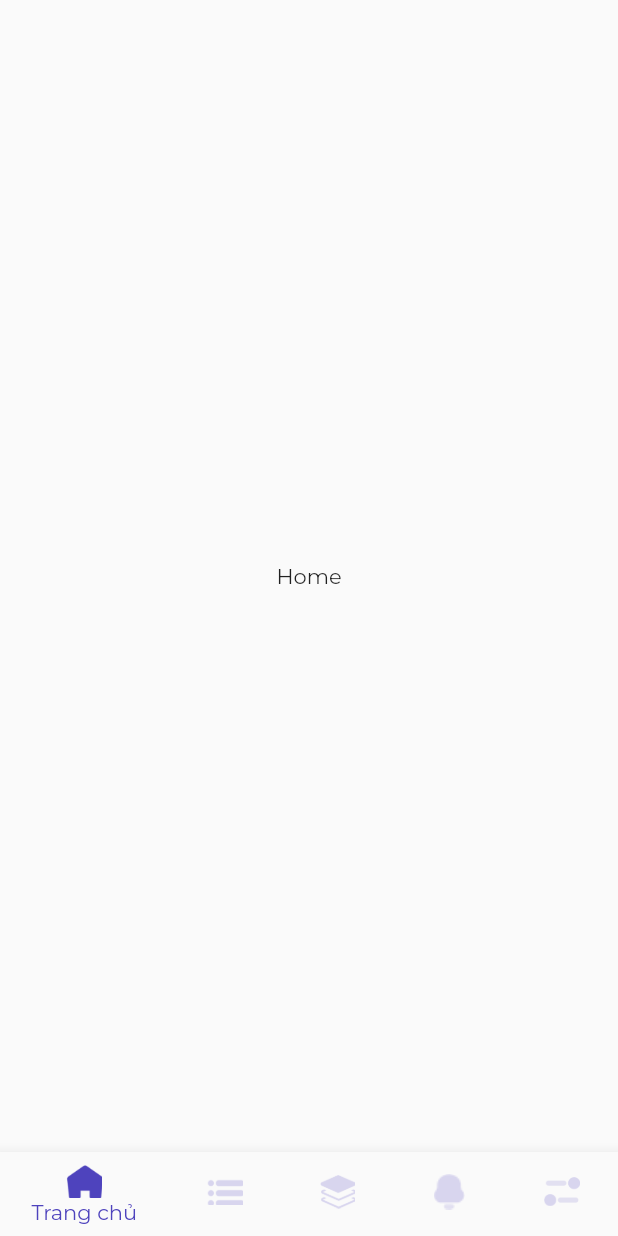
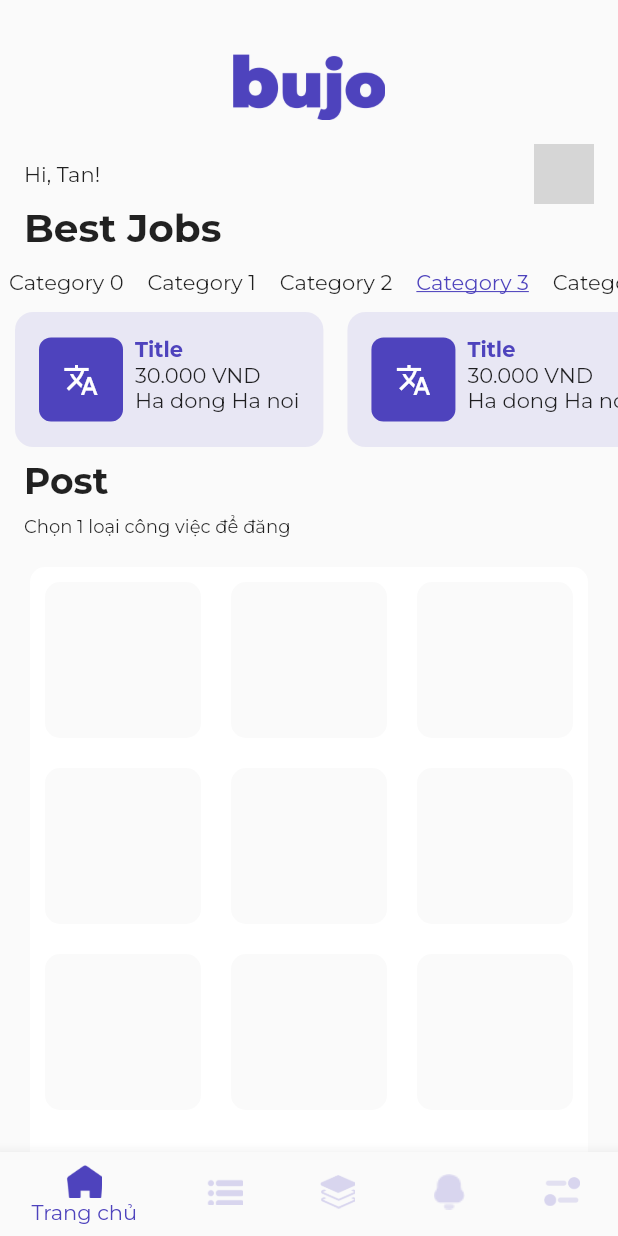
Before and after one commit to 0359562311/final-thesis, a Flutter app: the screen it shows after launch, on a phone screen of 412 x 824 dp. Run offline on Flutter 3.47's test engine with Material 2 defaults, Android fonts, the phone set to English and light mode, and no system bars; our stand-ins replace cached_network_image, connectivity_plus, device_info_plus, dio, firebase_core, flutter_bloc and 6 more; missing offline and left inert: onesignal_flutter; accounts and stored records are empty; network calls fail; grey boxes are pictures that could not be loaded.

Commit message:
home page ui

```diff
--- a/lib/app/view/authentication/login/login.dart
+++ b/lib/app/view/authentication/login/login.dart
@@ -6,6 +6,7 @@ import 'package:fakeslink/core/custom_widgets/custom_button.dart';
 import 'package:fakeslink/core/custom_widgets/text_input.dart';
 import 'package:flutter/material.dart';
 import 'package:flutter_bloc/flutter_bloc.dart';
+import 'package:google_fonts/google_fonts.dart';
 
 class LoginPage extends StatefulWidget {
   const LoginPage({Key? key}) : super(key: key);
@@ -91,9 +92,9 @@ class _LoginPageState extends State<LoginPage> {
                   ),
                   Row(
                     children: [
-                      const Text(
+                      Text(
                         "Quên mật khẩu?",
-                        style: TextStyle(
+                        style: GoogleFonts.montserrat(
                             color: AppColor.secondaryColor,
                             fontSize: 14,
                             fontWeight: FontWeight.w400),
@@ -125,7 +126,7 @@ class _LoginPageState extends State<LoginPage> {
                       text: TextSpan(children: [
                     TextSpan(
                         text: "Bạn chưa có tài khoản? ",
-                        style: TextStyle(
+                        style: GoogleFonts.montserrat(
                             fontSize: 14,
                             fontWeight: FontWeight.w400,
                             color: Colors.black)),
@@ -136,7 +137,7 @@ class _LoginPageState extends State<LoginPage> {
                         },
                         child: Text(
                           "Đăng ký",
-                          style: TextStyle(
+                          style: GoogleFonts.montserrat(
                               color: AppColor.secondaryColor,
                               fontSize: 14,
                               fontWeight: FontWeight.w500),
@@ -147,9 +148,10 @@ class _LoginPageState extends State<LoginPage> {
                   const SizedBox(
                     height: 16,
                   ),
-                  const Text(
+                  Text(
                     "hoặc đăng nhập với",
-                    style: TextStyle(color: Colors.black38, fontSize: 12),
+                    style: GoogleFonts.montserrat(
+                        color: Colors.black38, fontSize: 12),
                   ),
                   const SizedBox(
                     height: 16,
@@ -171,9 +173,9 @@ class _LoginPageState extends State<LoginPage> {
                         const SizedBox(
                           width: 16,
                         ),
-                        const Text(
+                        Text(
                           "Tài khoản Google",
-                          style: TextStyle(color: Colors.black38),
+                          style: GoogleFonts.montserrat(color: Colors.black38),
                         )
                       ],
                     ),
--- a/lib/app/view/authentication/sign_up/sign_up.dart
+++ b/lib/app/view/authentication/sign_up/sign_up.dart
@@ -5,6 +5,7 @@ import 'package:fakeslink/core/custom_widgets/custom_button.dart';
 import 'package:fakeslink/core/custom_widgets/text_input.dart';
 import 'package:flutter/material.dart';
 import 'package:flutter_bloc/flutter_bloc.dart';
+import 'package:google_fonts/google_fonts.dart';
 
 class SignUpPage extends StatefulWidget {
   const SignUpPage({Key? key}) : super(key: key);
@@ -66,8 +67,8 @@ class _SignUpPageState extends State<SignUpPage> {
                   Center(
                     child: Text(
                       "Đăng ký",
-                      style:
-                          TextStyle(fontSize: 24, fontWeight: FontWeight.bold),
+                      style: GoogleFonts.montserrat(
+                          fontSize: 24, fontWeight: FontWeight.bold),
                     ),
                   ),
                   SizedBox(
--- a/lib/app/view/home_page/home.dart
+++ b/lib/app/view/home_page/home.dart
@@ -1,3 +1,4 @@
+import 'package:fakeslink/app/view/home_tab/home_tab.dart';
 import 'package:fakeslink/app/view/notification/notification.dart';
 import 'package:fakeslink/app/view/setting/setting.dart';
 import 'package:fakeslink/core/const/app_colors.dart';
@@ -31,9 +32,7 @@ class _HomePageState extends State<HomePage> {
         body: PageView(
           controller: _pageController,
           children: [
-            Center(
-              child: Text("Home"),
-            ),
+            HomeTab(),
             Center(
               child: Text("History"),
             ),
@@ -45,6 +44,7 @@ class _HomePageState extends State<HomePage> {
           ],
         ),
         bottomNavigationBar: BottomNavigationBar(
+          backgroundColor: AppColor.white,
           selectedItemColor: AppColor.primaryColor,
           unselectedItemColor: AppColor.primaryColor.withOpacity(0.2),
           selectedIconTheme: IconThemeData(color: AppColor.primaryColor),
--- /dev/null
+++ b/lib/app/view/home_tab/home_tab.dart
@@ -0,0 +1,189 @@
+import 'package:fakeslink/core/const/app_colors.dart';
+import 'package:flutter/material.dart';
+import 'package:flutter/src/foundation/key.dart';
+import 'package:flutter/src/widgets/container.dart';
+import 'package:flutter/src/widgets/framework.dart';
+import 'package:google_fonts/google_fonts.dart';
+
+class HomeTab extends StatefulWidget {
+  const HomeTab({Key? key}) : super(key: key);
+
+  @override
+  State<HomeTab> createState() => _HomeTabState();
+}
+
+class _HomeTabState extends State<HomeTab> {
+  @override
+  void initState() {
+    super.initState();
+  }
+
+  @override
+  Widget build(BuildContext context) {
+    return CustomScrollView(
+      slivers: [
+        SliverToBoxAdapter(
+          child: SizedBox(
+            height: 36,
+          ),
+        ),
+        SliverToBoxAdapter(
+          child: Image.asset(
+            "assets/images/logo.png",
+            height: 44,
+          ),
+        ),
+        SliverToBoxAdapter(
+          child: SizedBox(
+            height: 16,
+          ),
+        ),
+        SliverToBoxAdapter(
+          child: Padding(
+            padding: const EdgeInsets.symmetric(horizontal: 16.0),
+            child: Row(
+              children: [
+                Text("Hi, Tan!"),
+                Spacer(),
+                CircleAvatar(
+                  backgroundImage: NetworkImage(
+                    "https://images.viblo.asia/avatar/3d9d5f45-1245-4674-aefd-de59ada3685e.jpg",
+                  ),
+                )
+              ],
+            ),
+          ),
+        ),
+        SliverToBoxAdapter(
+          child: Align(
+            alignment: Alignment.centerLeft,
+            child: Padding(
+              padding: const EdgeInsets.only(left: 16.0),
+              child: Text(
+                "Best Jobs",
+                style: GoogleFonts.montserrat(
+                  fontWeight: FontWeight.bold,
+                  fontSize: 26,
+                ),
+              ),
+            ),
+          ),
+        ),
+        SliverToBoxAdapter(
+          child: SizedBox(
+            height: 40,
+            child: ListView.builder(
+                scrollDirection: Axis.horizontal,
+                itemCount: 13,
+                itemBuilder: (context, index) {
+                  return Center(
+                    child: Padding(
+                        padding: EdgeInsets.only(right: 10, left: 6),
+                        child: Text(
+                          "Category $index",
+                          style: GoogleFonts.montserrat(
+                              color: index == 3 ? AppColor.primaryColor : null,
+                              decoration:
+                                  index == 3 ? TextDecoration.underline : null),
+                        )),
+                  );
+                }),
+          ),
+        ),
+        SliverToBoxAdapter(
+          child: SizedBox(
+            height: 90,
+            child: ListView.builder(
+              itemCount: 3,
+              scrollDirection: Axis.horizontal,
+              itemBuilder: (context, index) {
+                return Container(
+                  margin: EdgeInsets.only(left: 10, right: 6),
+                  padding: EdgeInsets.all(16),
+                  decoration: BoxDecoration(
+                    color: AppColor.primaryColor10,
+                    borderRadius: BorderRadius.circular(12),
+                  ),
+                  child: Row(
+                    children: [
+                      Container(
+                        width: 56,
+                        height: 56,
+                        decoration: BoxDecoration(
+                            borderRadius: BorderRadius.circular(8),
+                            color: AppColor.primaryColor),
+                        child: Icon(
+                          Icons.translate,
+                          color: AppColor.white,
+                        ),
+                      ),
+                      SizedBox(
+                        width: 8,
+                      ),
+                      Column(
+                        crossAxisAlignment: CrossAxisAlignment.start,
+                        children: [
+                          Text(
+                            "Title",
+                            style: GoogleFonts.montserrat(
+                                color: AppColor.primaryColor,
+                                fontWeight: FontWeight.bold),
+                          ),
+                          Text("30.000 VND"),
+                          Text("Ha dong Ha noi")
+                        ],
+                      )
+                    ],
+                  ),
+                );
+              },
+            ),
+          ),
+        ),
+        SliverToBoxAdapter(
+          child: Padding(
+            padding: const EdgeInsets.symmetric(horizontal: 16.0, vertical: 8),
+            child: Text(
+              "Post",
+              style: GoogleFonts.montserrat(
+                  fontWeight: FontWeight.bold, fontSize: 24),
+            ),
+          ),
+        ),
+        SliverToBoxAdapter(
+          child: Padding(
+            padding: const EdgeInsets.symmetric(horizontal: 16.0),
+            child: Text(
+              "Chọn 1 loại công việc để đăng",
+              style: GoogleFonts.montserrat(
+                  fontWeight: FontWeight.normal, fontSize: 12),
+            ),
+          ),
+        ),
+        SliverToBoxAdapter(
+          child: Container(
+            height: MediaQuery.of(context).size.width,
+            margin: EdgeInsets.all(20),
+            decoration: BoxDecoration(
+                color: AppColor.white, borderRadius: BorderRadius.circular(10)),
+            child: GridView.builder(
+              shrinkWrap: true,
+                gridDelegate: SliverGridDelegateWithFixedCrossAxisCount(
+                    crossAxisCount: 3),
+                itemCount: 9,
+                physics: NeverScrollableScrollPhysics(),
+                itemBuilder: (context, index) {
+                  return Container(
+                    margin: EdgeInsets.all(10),
+                    decoration: BoxDecoration(
+                      color: AppColor.background,
+                      borderRadius: BorderRadius.circular(10)
+                    ),
+                  );
+                }),
+          ),
+        )
+      ],
+    );
+  }
+}
--- a/lib/app/view/notification/notification.dart
+++ b/lib/app/view/notification/notification.dart
@@ -3,6 +3,7 @@ import 'package:flutter/material.dart';
 import 'package:flutter/src/foundation/key.dart';
 import 'package:flutter/src/widgets/container.dart';
 import 'package:flutter/src/widgets/framework.dart';
+import 'package:google_fonts/google_fonts.dart';
 
 class NotificationPage extends StatefulWidget {
   const NotificationPage({Key? key}) : super(key: key);
@@ -20,7 +21,7 @@ class _NotificationPageState extends State<NotificationPage> {
         elevation: 1,
         title: Text(
           "Thông báo",
-          style: TextStyle(color: Colors.black),
+          style: GoogleFonts.montserrat(color: Colors.black),
         ),
         iconTheme: Theme.of(context).iconTheme.copyWith(color: Colors.black),
         centerTitle: true,
--- a/lib/app/view/profile/certificate_degree_item.dart
+++ b/lib/app/view/profile/certificate_degree_item.dart
@@ -1,5 +1,6 @@
 import 'package:fakeslink/core/const/app_colors.dart';
 import 'package:flutter/material.dart';
+import 'package:google_fonts/google_fonts.dart';
 
 class CertificateDegreeItem extends StatelessWidget {
   final String image;
@@ -39,7 +40,7 @@ class CertificateDegreeItem extends StatelessWidget {
                 children: [
                   Text(
                     title,
-                    style: TextStyle(fontWeight: FontWeight.bold),
+                    style: GoogleFonts.montserrat(fontWeight: FontWeight.bold),
                   ),
                   Text("tại " + organization)
                 ],
--- a/lib/app/view/profile/profile.dart
+++ b/lib/app/view/profile/profile.dart
@@ -1,6 +1,7 @@
 import 'package:fakeslink/app/view/profile/certificate_degree_item.dart';
 import 'package:fakeslink/core/const/app_colors.dart';
 import 'package:flutter/material.dart';
+import 'package:google_fonts/google_fonts.dart';
 
 class UserProfilePage extends StatefulWidget {
   final int userId;
@@ -36,7 +37,8 @@ class _UserProfilePageState extends State<UserProfilePage> {
             children: [
               Text(
                 "Nguyễn Kiêm Tân",
-                style: TextStyle(fontWeight: FontWeight.bold, fontSize: 18),
+                style: GoogleFonts.montserrat(
+                    fontWeight: FontWeight.bold, fontSize: 18),
               ),
               IconButton(
                   onPressed: () {},
@@ -52,49 +54,51 @@ class _UserProfilePageState extends State<UserProfilePage> {
           ),
           Text(
             "Giới thiệu",
-            style: TextStyle(fontWeight: FontWeight.bold),
+            style: GoogleFonts.montserrat(fontWeight: FontWeight.bold),
           ),
           SizedBox(
             height: 8,
           ),
           Text(
             "this is an introduction\nhehe",
-            style: TextStyle(fontSize: 13),
+            style: GoogleFonts.montserrat(fontSize: 13),
           ),
           SizedBox(
             height: 16,
           ),
           Text(
             "Số điện thoại",
-            style: TextStyle(fontWeight: FontWeight.bold),
+            style: GoogleFonts.montserrat(fontWeight: FontWeight.bold),
           ),
           SizedBox(
             height: 8,
           ),
           Text(
             "0359562345",
-            style: TextStyle(fontSize: 13, color: AppColor.secondaryColor),
+            style: GoogleFonts.montserrat(
+                fontSize: 13, color: AppColor.secondaryColor),
           ),
           SizedBox(
             height: 16,
           ),
           Text(
             "Email",
-            style: TextStyle(fontWeight: FontWeight.bold),
+            style: GoogleFonts.montserrat(fontWeight: FontWeight.bold),
           ),
           SizedBox(
             height: 8,
           ),
           Text(
             "tannk.B18CN526@stu.ptit.com",
-            style: TextStyle(fontSize: 13, color: AppColor.secondaryColor),
+            style: GoogleFonts.montserrat(
+                fontSize: 13, color: AppColor.secondaryColor),
           ),
           SizedBox(
             height: 16,
           ),
           Text(
             "Bằng cấp",
-            style: TextStyle(fontWeight: FontWeight.bold),
+            style: GoogleFonts.montserrat(fontWeight: FontWeight.bold),
           ),
           Padding(
             padding: const EdgeInsets.only(top: 8.0),
--- a/lib/core/const/app_colors.dart
+++ b/lib/core/const/app_colors.dart
@@ -5,6 +5,8 @@ abstract class AppColor {
   static Color black = Colors.black87;
   static Color background = Color.fromARGB(144, 246, 246, 246);
   static const Color primaryColor = Color(0xFF4E43BD);
+  static Color primaryColor10 = Color(0xFF4E43BD).withOpacity(0.1);
   static const Color secondaryColor = Color(0xFF246BFD);
   static const Color errorColor = Color(0xFFDC4F31);
+  static const Color white = Colors.white;
 }
--- a/lib/core/custom_widgets/custom_button.dart
+++ b/lib/core/custom_widgets/custom_button.dart
@@ -3,6 +3,7 @@ import 'package:flutter/material.dart';
 import 'package:flutter/src/foundation/key.dart';
 import 'package:flutter/src/widgets/container.dart';
 import 'package:flutter/src/widgets/framework.dart';
+import 'package:google_fonts/google_fonts.dart';
 
 class AppButton extends StatelessWidget {
   final Color? backgroundColor;
@@ -31,7 +32,7 @@ class AppButton extends StatelessWidget {
             borderRadius: BorderRadius.circular(borderRadius ?? 10)),
         child: Text(
           title,
-          style: TextStyle(
+          style: GoogleFonts.montserrat(
               color: Colors.white, fontWeight: FontWeight.w700, fontSize: 12),
         ),
       ),
--- a/lib/core/custom_widgets/text_input.dart
+++ b/lib/core/custom_widgets/text_input.dart
@@ -1,5 +1,6 @@
 import 'package:fakeslink/core/const/app_colors.dart';
 import 'package:flutter/material.dart';
+import 'package:google_fonts/google_fonts.dart';
 
 class AppTextField extends StatefulWidget {
   final String? errorText;
@@ -40,7 +41,7 @@ class _AppTextFieldState extends State<AppTextField> {
           contentPadding: EdgeInsets.symmetric(horizontal: 8, vertical: 4),
           hintText: widget.hint,
           errorText: widget.errorText,
-          hintStyle: TextStyle(
+          hintStyle: GoogleFonts.montserrat(
               fontSize: 14,
               fontWeight: FontWeight.w500,
               color: Colors.black38,
```
Also changed, not shown: 1 other file.
